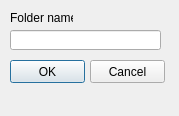
martin-kudlicka/ftp-synchronizer, file trunk/FTPSynchronizer/FolderDialog.ui: the form before one commit.
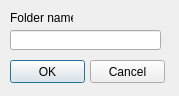
The form after the commit.

```diff
--- a/trunk/FTPSynchronizer/FolderDialog.ui
+++ b/trunk/FTPSynchronizer/FolderDialog.ui
@@ -6,7 +6,7 @@
     <x>0</x>
     <y>0</y>
     <width>179</width>
-    <height>116</height>
+    <height>96</height>
    </rect>
   </property>
   <property name="windowTitle" >
```
